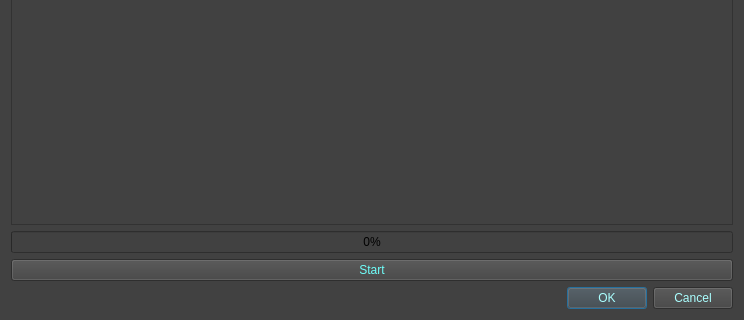
Old version of the form src/ui/RegWin.ui in the repository DaneshJoy/bronchoscopy; both pictures show x 0 to 744 and y 418 to 738 of the 744 by 738 pixel window.
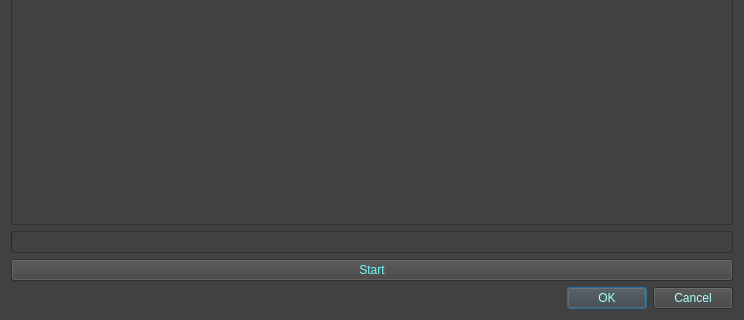
New version of the form.

What changed in the file:
```diff
--- a/src/ui/RegWin.ui
+++ b/src/ui/RegWin.ui
@@ -32,8 +32,11 @@
    </item>
    <item>
     <widget class="QProgressBar" name="progressBar">
-     <property name="value">
-      <number>0</number>
+     <property name="maximum">
+      <number>100</number>
+     </property>
+     <property name="textVisible">
+      <bool>false</bool>
      </property>
     </widget>
    </item>
```
